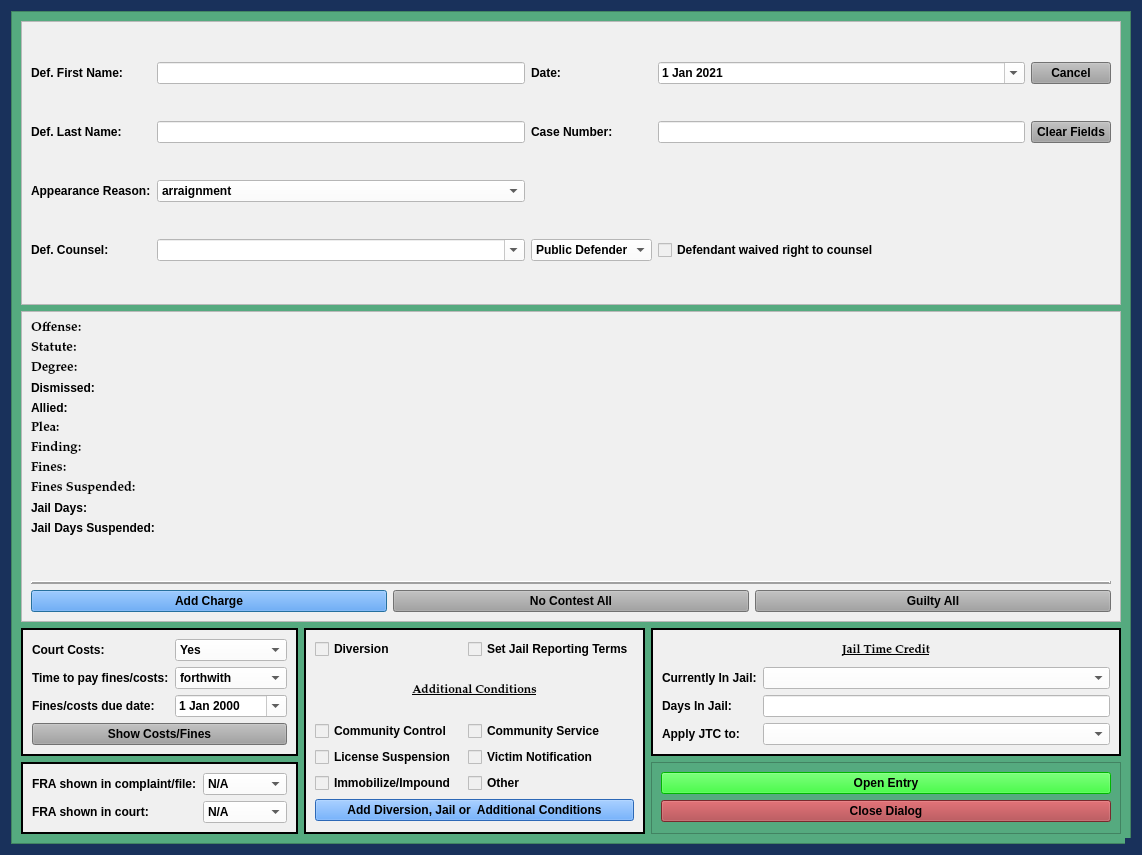
The window that package/views/ui/JailCCPleaDialog.ui (HunterProgram22/MuniEntry) describes before a commit, drawn with Qt 5.
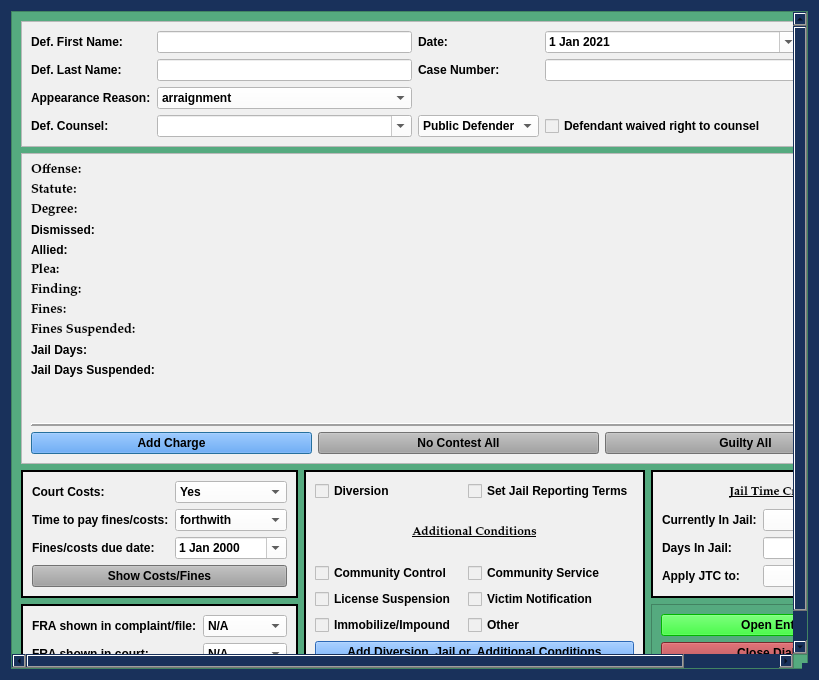
The same window after the commit.

Commit message: Refactoring Jail Check

Patch:
```diff
--- a/package/views/ui/JailCCPleaDialog.ui
+++ b/package/views/ui/JailCCPleaDialog.ui
@@ -9,8 +9,8 @@
    <rect>
     <x>0</x>
     <y>0</y>
-    <width>1142</width>
-    <height>855</height>
+    <width>819</width>
+    <height>680</height>
    </rect>
   </property>
   <property name="sizePolicy">
@@ -162,8 +162,8 @@
        <rect>
         <x>0</x>
         <y>0</y>
-        <width>1120</width>
-        <height>833</height>
+        <width>880</width>
+        <height>751</height>
        </rect>
       </property>
       <layout class="QGridLayout" name="gridLayout_4" rowstretch="1,0,0,0">
```
The commit also changes 6 other files.
